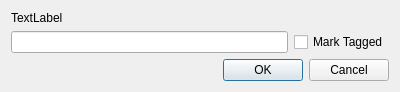
Above: UIFiles/BatchTag.ui from UpSea/PhotoOrganizer before the change. Below: the same form after it.
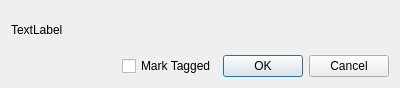
That is the form after the change.

Commit message: Update BatchTag to use custom fields.

What changed in the file:
```diff
--- a/UIFiles/BatchTag.ui
+++ b/UIFiles/BatchTag.ui
@@ -7,7 +7,7 @@
     <x>0</x>
     <y>0</y>
     <width>400</width>
-    <height>86</height>
+    <height>88</height>
    </rect>
   </property>
   <property name="windowTitle">
@@ -15,16 +15,35 @@
   </property>
   <layout class="QVBoxLayout" name="verticalLayout">
    <item>
+    <widget class="QWidget" name="widgetEdits" native="true">
+     <layout class="QVBoxLayout" name="layoutEdits">
+      <property name="margin">
+       <number>0</number>
+      </property>
+      <item>
     <widget class="QLabel" name="label">
      <property name="text">
       <string>TextLabel</string>
      </property>
     </widget>
    </item>
+     </layout>
+    </widget>
+   </item>
    <item>
     <layout class="QHBoxLayout" name="horizontalLayout">
      <item>
-      <widget class="QLineEdit" name="lineEdit"/>
+      <spacer name="horizontalSpacer">
+       <property name="orientation">
+        <enum>Qt::Horizontal</enum>
+       </property>
+       <property name="sizeHint" stdset="0">
+        <size>
+         <width>40</width>
+         <height>20</height>
+        </size>
+       </property>
+      </spacer>
      </item>
      <item>
       <widget class="QCheckBox" name="checkMarkTagged">
@@ -33,8 +52,6 @@
        </property>
       </widget>
      </item>
-    </layout>
-   </item>
    <item>
     <widget class="QDialogButtonBox" name="buttonBox">
      <property name="orientation">
@@ -44,6 +61,8 @@
       <set>QDialogButtonBox::Cancel|QDialogButtonBox::Ok</set>
      </property>
     </widget>
+     </item>
+    </layout>
    </item>
   </layout>
  </widget>
```
Left out of the diff: 2 changed lines with no effect on the pictures. Lines whose indentation alone changed are shown as unchanged. The commit also changes 2 other files.
